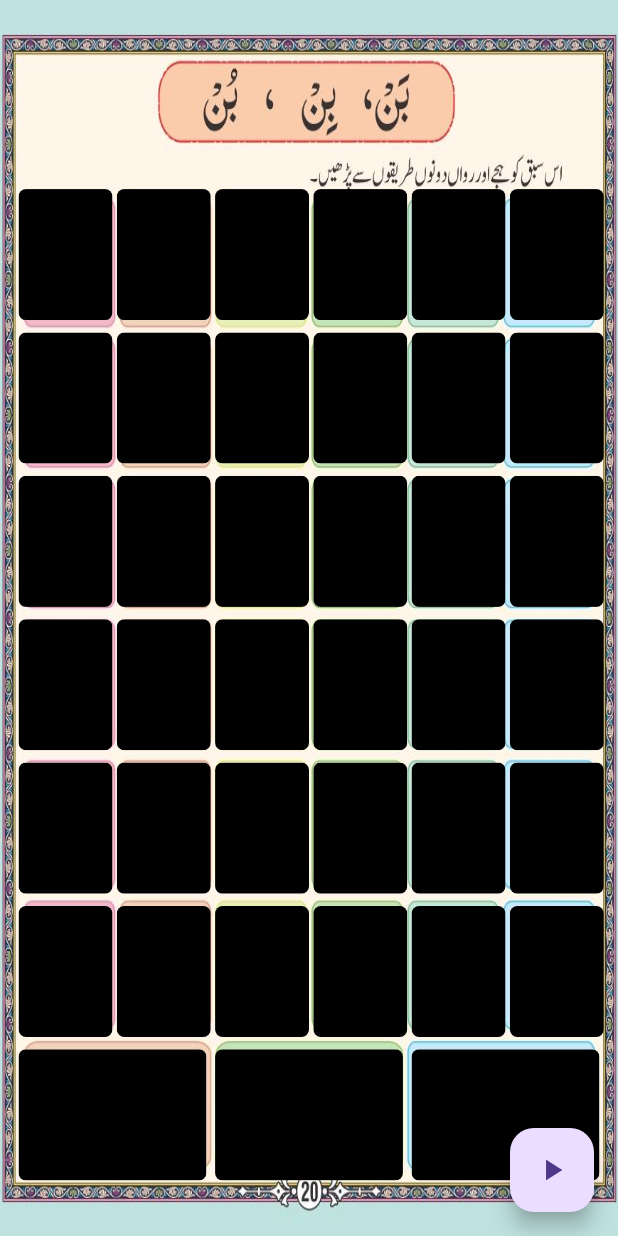
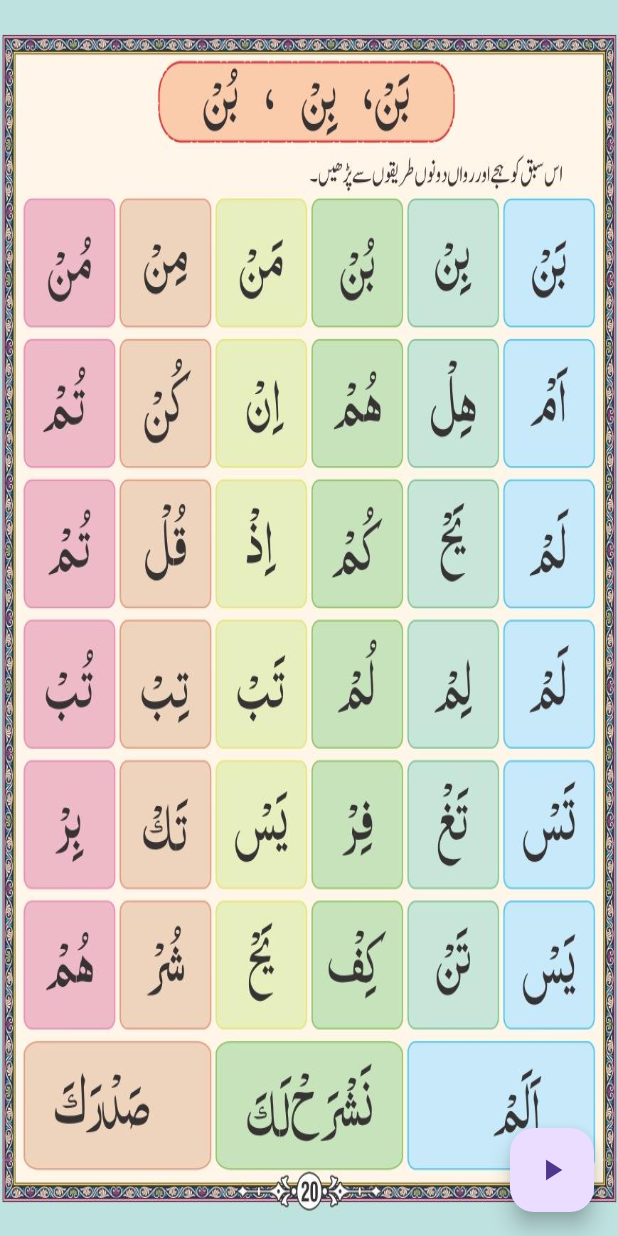
Before and after one commit to ahmadali369/makki-madani-qaida-migrated, a Flutter app: the P12_S6 screen opened directly, on a phone screen of 412 x 824 dp. Run offline on Flutter 3.47's test engine with Material 3 defaults, Android fonts, the phone set to English and light mode, and no system bars; our stand-ins replace animate_do, audioplayers, dots_indicator, geolocator, google_fonts; missing offline and left inert: flutter_qiblah.

Commit message:
add: p20 audio

```diff
--- a/lib/AudioButton.dart
+++ b/lib/AudioButton.dart
@@ -83,8 +83,8 @@ class _AudioButtonWidgetState extends State<AudioButtonWidget> {
 
             backgroundColor: (widget.buttonState || buttonLocalState)
                 ? const Color(0xbbB3E6E1)
-               // : //Colors.transparent,
-                 : Colors.black,
+               : Colors.transparent,
+                // : Colors.black,
 
 
 
--- a/lib/pages/p12-20_s6.dart
+++ b/lib/pages/p12-20_s6.dart
@@ -23,7 +23,7 @@ class _P12_S6State extends State<P12_S6> {
     _buttonStates = List<bool>.filled(39, false);
     _audios = List.generate(
       39,
-      (index) => 'audios/p11/audio_${index + 1}.mp3',
+      (index) => 'audios/p20/${index + 1}.mp3',
     );
   }
 
@@ -78,6 +78,7 @@ class _P12_S6State extends State<P12_S6> {
   }
 
   double adjustedLeft(int col) {
+    col=5-col;
     double base = 0.03; // left padding
     double spacing = 0.159; // space between columns
     return base + col * spacing;
@@ -116,8 +117,8 @@ class _P12_S6State extends State<P12_S6> {
             AudioButtonWidget(
               buttonState: _buttonStates[i],
               audio: _audios[i],
-              top: adjustedTop(i ~/ 6),
-              left: adjustedLeft((i - 36) % 3 * 2),
+              top: adjustedTop(i ~/ 6)-0.008,
+              left: adjustedLeft((i - 36) % 3 * 2)-0.16,
               width: buttonWidth * 2,
               heigt: buttonHeight,
             ),
```
